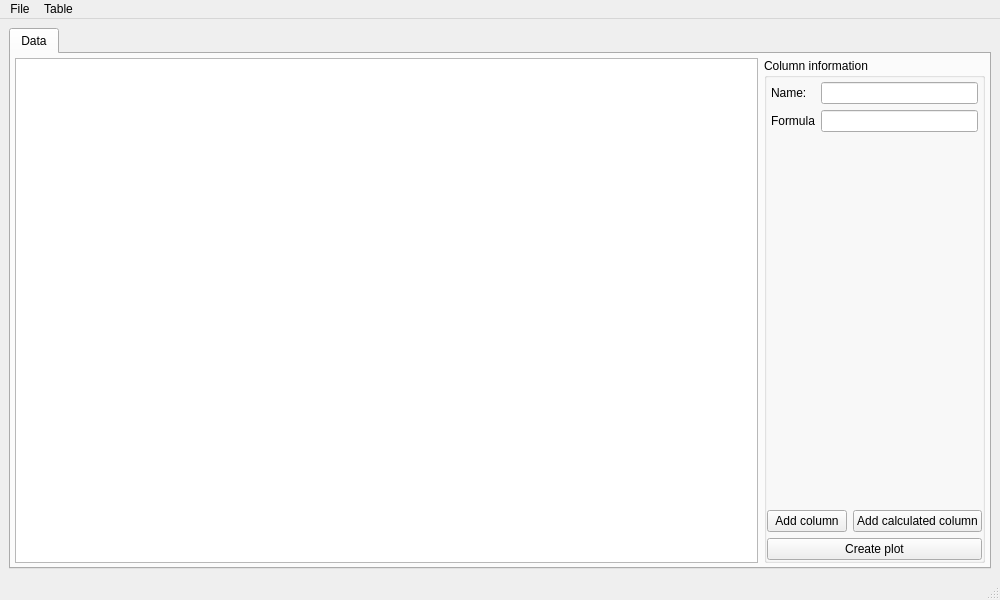
This is src/tailor/resources/tailor.ui in davidfokkema/tailor as Qt 5 draws it before an edit. The edited form follows.
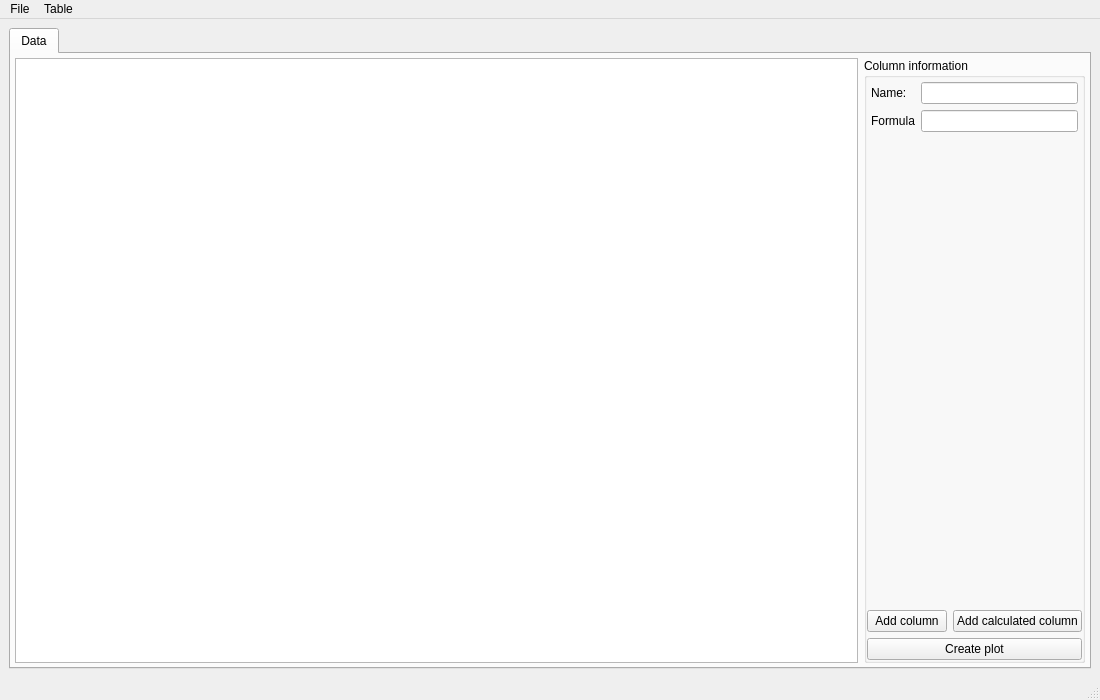
This is the edited form.

The edit to the form file:
```diff
--- a/src/tailor/resources/tailor.ui
+++ b/src/tailor/resources/tailor.ui
@@ -6,8 +6,8 @@
    <rect>
     <x>0</x>
     <y>0</y>
-    <width>1000</width>
-    <height>600</height>
+    <width>1100</width>
+    <height>700</height>
    </rect>
   </property>
   <property name="windowTitle">
@@ -149,7 +149,7 @@
     <rect>
      <x>0</x>
      <y>0</y>
-     <width>1000</width>
+     <width>1100</width>
      <height>24</height>
     </rect>
    </property>
```
